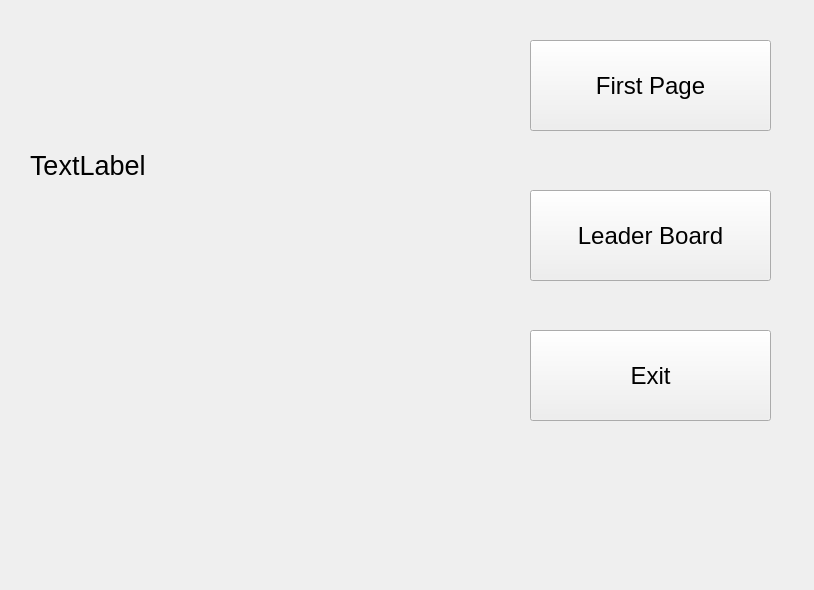
The window that Soduko/endgame.ui (UIAP4002-Dr-Mahdavi/mini-project-2-sudoku-Mohammadmx) describes before a commit, drawn with Qt 5.
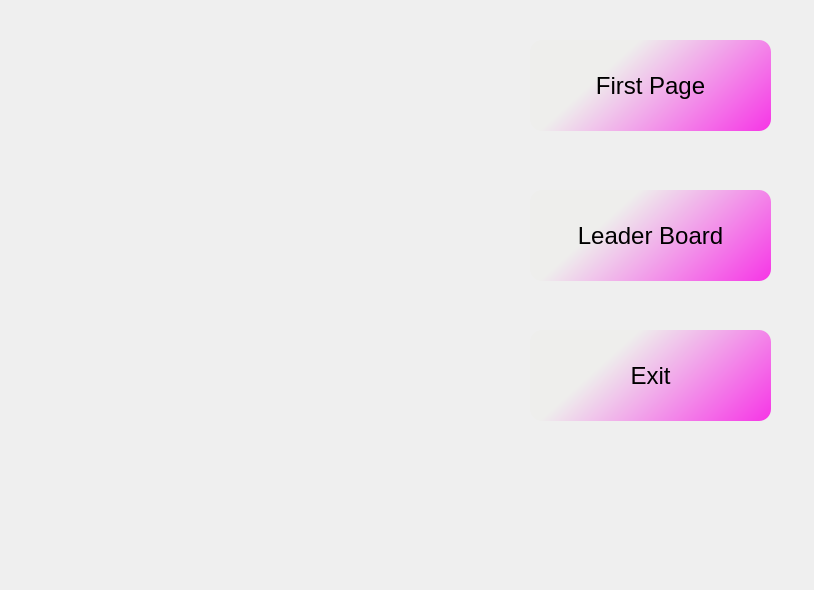
The same window after the commit.

```diff
--- a/Soduko/endgame.ui
+++ b/Soduko/endgame.ui
@@ -18,6 +18,20 @@
   <property name="windowTitle">
    <string>Form</string>
   </property>
+  <property name="styleSheet">
+   <string notr="true">endgame
+{
+	background-color: qlineargradient(spread:pad, x1:1, y1:1, x2:0.179, y2:0.659045, 			stop:0 rgba(75, 206, 246, 255), stop:1 rgba(238, 238, 236, 255));
+}
+QPushButton
+{
+border-radius:12px;
+}
+QPushButton:hover
+{
+color:white;
+}</string>
+  </property>
   <widget class="QPushButton" name="btn_firstpage">
    <property name="geometry">
     <rect>
@@ -32,6 +46,9 @@
      <pointsize>18</pointsize>
     </font>
    </property>
+   <property name="styleSheet">
+    <string notr="true">background-color:qlineargradient(spread:pad, x1:1, y1:1, x2:0.179, y2:0.659045, stop:0 rgba(246, 53, 230, 255), stop:1 rgba(238, 238, 236, 255))</string>
+   </property>
    <property name="text">
     <string>First Page</string>
    </property>
@@ -50,6 +67,9 @@
      <pointsize>18</pointsize>
     </font>
    </property>
+   <property name="styleSheet">
+    <string notr="true">background-color: qlineargradient(spread:pad, x1:1, y1:1, x2:0.179, y2:0.659045, stop:0 rgba(246, 53, 230, 255), stop:1 rgba(238, 238, 236, 255));</string>
+   </property>
    <property name="text">
     <string>Exit</string>
    </property>
@@ -68,6 +88,9 @@
      <pointsize>18</pointsize>
     </font>
    </property>
+   <property name="styleSheet">
+    <string notr="true">background-color: qlineargradient(spread:pad, x1:1, y1:1, x2:0.179, y2:0.659045, stop:0 rgba(246, 53, 230, 255), stop:1 rgba(238, 238, 236, 255));</string>
+   </property>
    <property name="text">
     <string>Leader Board</string>
    </property>
@@ -76,18 +99,24 @@
    <property name="geometry">
     <rect>
      <x>30</x>
-     <y>50</y>
-     <width>461</width>
-     <height>231</height>
+     <y>40</y>
+     <width>431</width>
+     <height>141</height>
     </rect>
    </property>
    <property name="font">
     <font>
-     <pointsize>20</pointsize>
+     <pointsize>24</pointsize>
+     <weight>75</weight>
+     <italic>true</italic>
+     <bold>true</bold>
     </font>
    </property>
+   <property name="styleSheet">
+    <string notr="true">color: rgb(164, 0, 0);</string>
+   </property>
    <property name="text">
-    <string>TextLabel</string>
+    <string/>
    </property>
   </widget>
  </widget>
```
Left out of the diff: 2 changed lines with no effect on the pictures.
